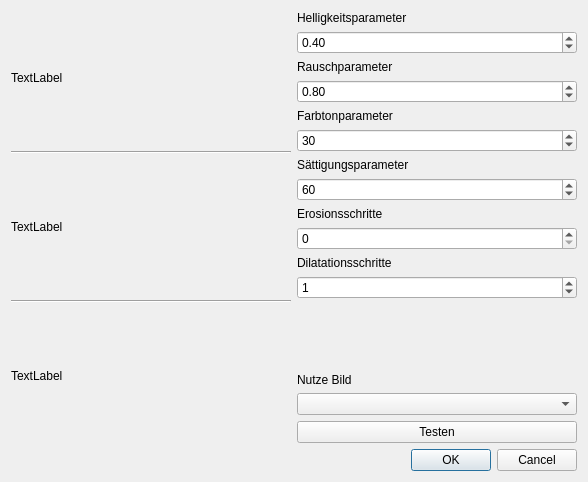
annsimon/bit_shadows, file BIT_Shadows/parameterdialog.ui: the form before one commit.
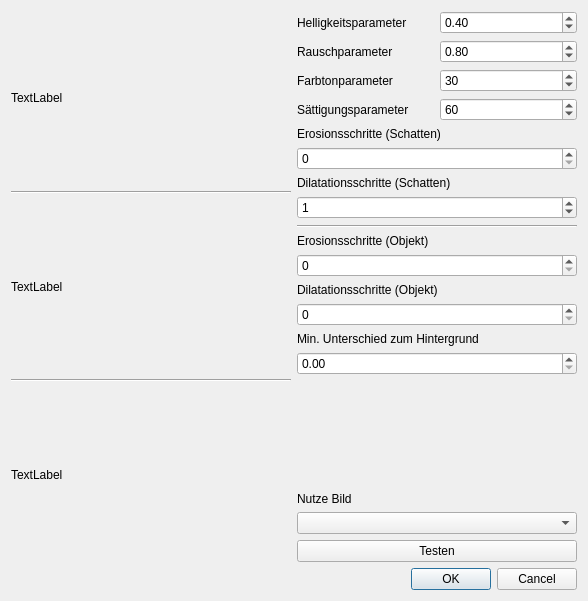
The form after the commit.

Diff of the .ui file:
```diff
--- a/BIT_Shadows/parameterdialog.ui
+++ b/BIT_Shadows/parameterdialog.ui
@@ -7,7 +7,7 @@
     <x>0</x>
     <y>0</y>
     <width>588</width>
-    <height>482</height>
+    <height>601</height>
    </rect>
   </property>
   <property name="windowTitle">
@@ -61,13 +61,21 @@
      <item>
       <layout class="QVBoxLayout" name="verticalLayout_3">
        <item>
-        <widget class="QLabel" name="label">
-         <property name="text">
-          <string>Helligkeitsparameter</string>
+        <layout class="QGridLayout" name="gridLayout">
+         <property name="topMargin">
+          <number>0</number>
+         </property>
+         <item row="2" column="1">
+          <widget class="QSpinBox" name="spinBoxHue">
+           <property name="maximum">
+            <number>255</number>
+           </property>
+           <property name="value">
+            <number>30</number>
          </property>
         </widget>
        </item>
-       <item>
+         <item row="0" column="1">
         <widget class="QDoubleSpinBox" name="doubleSpinBoxA">
          <property name="maximum">
           <double>1.000000000000000</double>
@@ -80,14 +88,7 @@
          </property>
         </widget>
        </item>
-       <item>
-        <widget class="QLabel" name="label_2">
-         <property name="text">
-          <string>Rauschparameter</string>
-         </property>
-        </widget>
-       </item>
-       <item>
+         <item row="1" column="1">
         <widget class="QDoubleSpinBox" name="doubleSpinBoxB">
          <property name="maximum">
           <double>1.000000000000000</double>
@@ -100,31 +101,35 @@
          </property>
         </widget>
        </item>
-       <item>
+         <item row="0" column="0">
+          <widget class="QLabel" name="label">
+           <property name="text">
+            <string>Helligkeitsparameter</string>
+           </property>
+          </widget>
+         </item>
+         <item row="1" column="0">
+          <widget class="QLabel" name="label_2">
+           <property name="text">
+            <string>Rauschparameter</string>
+           </property>
+          </widget>
+         </item>
+         <item row="2" column="0">
         <widget class="QLabel" name="label_3">
          <property name="text">
           <string>Farbtonparameter</string>
          </property>
         </widget>
        </item>
-       <item>
-        <widget class="QSpinBox" name="spinBoxHue">
-         <property name="maximum">
-          <number>255</number>
-         </property>
-         <property name="value">
-          <number>30</number>
-         </property>
-        </widget>
-       </item>
-       <item>
+         <item row="3" column="0">
         <widget class="QLabel" name="label_4">
          <property name="text">
           <string>Sättigungsparameter</string>
          </property>
         </widget>
        </item>
-       <item>
+         <item row="3" column="1">
         <widget class="QSpinBox" name="spinBoxSat">
          <property name="minimum">
           <number>-255</number>
@@ -137,17 +142,19 @@
          </property>
         </widget>
        </item>
+        </layout>
+       </item>
        <item>
         <widget class="QLabel" name="label_6">
          <property name="text">
-          <string>Erosionsschritte</string>
+          <string>Erosionsschritte (Schatten)</string>
          </property>
         </widget>
        </item>
        <item>
         <widget class="QSpinBox" name="spinBoxErosion">
          <property name="maximum">
-          <number>5</number>
+          <number>10</number>
          </property>
          <property name="value">
           <number>0</number>
@@ -157,20 +164,69 @@
        <item>
         <widget class="QLabel" name="label_7">
          <property name="text">
-          <string>Dilatationsschritte</string>
+          <string>Dilatationsschritte (Schatten)</string>
          </property>
         </widget>
        </item>
        <item>
         <widget class="QSpinBox" name="spinBoxDilatation">
          <property name="maximum">
-          <number>5</number>
+          <number>10</number>
          </property>
          <property name="value">
           <number>1</number>
          </property>
         </widget>
        </item>
+       <item>
+        <widget class="Line" name="line_3">
+         <property name="orientation">
+          <enum>Qt::Horizontal</enum>
+         </property>
+        </widget>
+       </item>
+       <item>
+        <widget class="QLabel" name="label_8">
+         <property name="text">
+          <string>Erosionsschritte (Objekt)</string>
+         </property>
+        </widget>
+       </item>
+       <item>
+        <widget class="QSpinBox" name="spinBoxErodeObj">
+         <property name="maximum">
+          <number>20</number>
+         </property>
+        </widget>
+       </item>
+       <item>
+        <widget class="QLabel" name="label_9">
+         <property name="text">
+          <string>Dilatationsschritte (Objekt)</string>
+         </property>
+        </widget>
+       </item>
+       <item>
+        <widget class="QSpinBox" name="spinBoxDilateObj">
+         <property name="maximum">
+          <number>20</number>
+         </property>
+        </widget>
+       </item>
+       <item>
+        <widget class="QLabel" name="label_10">
+         <property name="text">
+          <string>Min. Unterschied zum Hintergrund</string>
+         </property>
+        </widget>
+       </item>
+       <item>
+        <widget class="QDoubleSpinBox" name="doubleSpinBoxBackground">
+         <property name="maximum">
+          <double>1.000000000000000</double>
+         </property>
+        </widget>
+       </item>
        <item>
         <spacer name="verticalSpacer">
          <property name="orientation">
```
Lines whose indentation alone changed are shown as unchanged.
